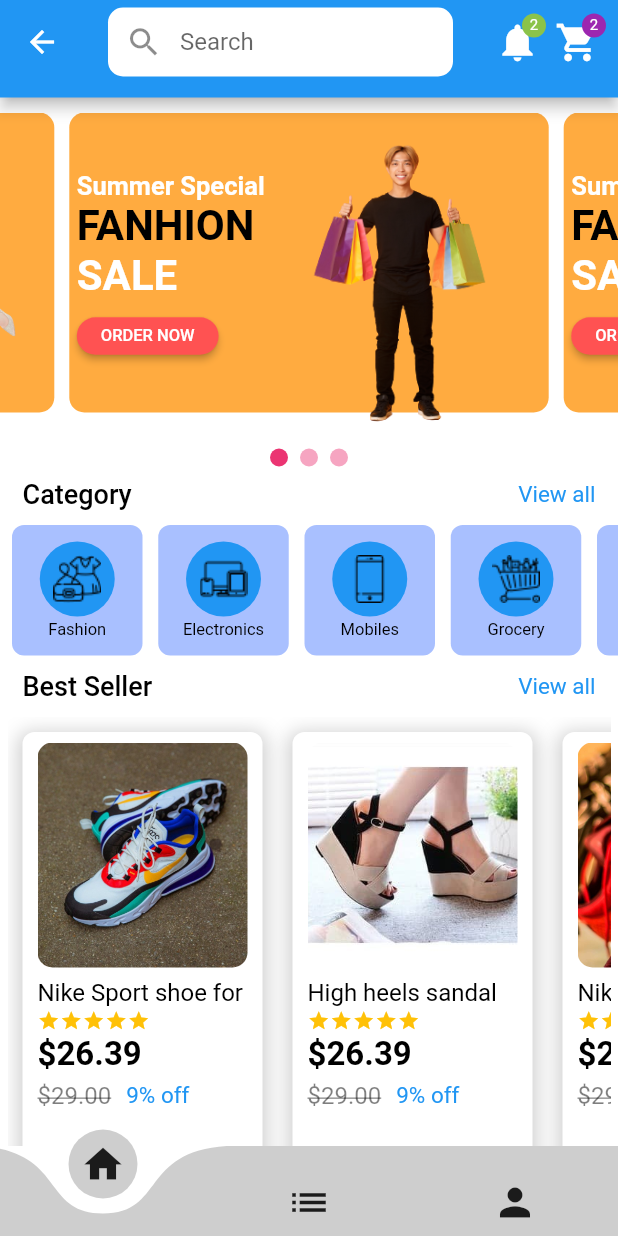
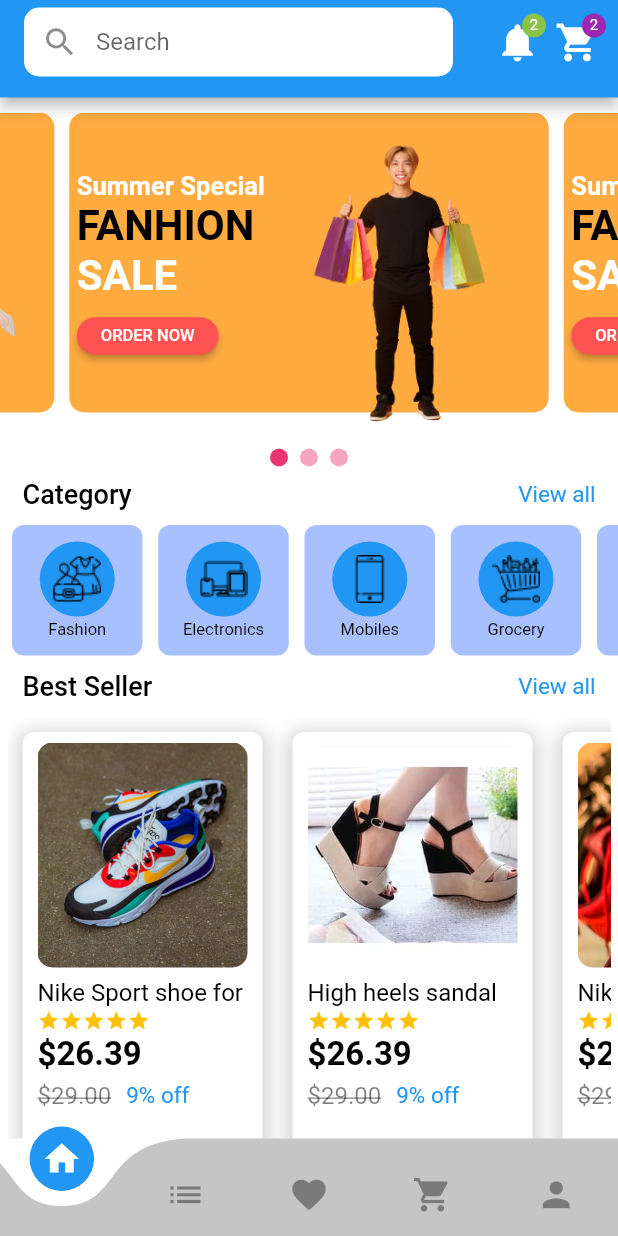
Before and after one commit to Mormputchay/login_main, a Flutter app: the SaleScreen screen opened directly, on a phone screen of 412 x 824 dp. Run offline on Flutter 3.47's test engine with Material 2 defaults, Android fonts, the phone set to English and light mode, and no system bars; drawn by our look-alikes of carousel_slider, curved_navigation_bar, flutter_rating_bar.

Commit message:
update_CurvedNavigationBa

```diff
--- a/lib/homeworsk_stack/sale_screen.dart
+++ b/lib/homeworsk_stack/sale_screen.dart
@@ -15,6 +15,7 @@ class SaleScreen extends StatefulWidget {
 
 class _SaleScreenState extends State<SaleScreen> {
   int _selectedIndex = 0;
+  int selctTab = 0;
   TextEditingController txtSearch = TextEditingController();
   @override
   Widget build(BuildContext context) {
@@ -40,21 +41,30 @@ class _SaleScreenState extends State<SaleScreen> {
         ),
       ),
       bottomNavigationBar: CurvedNavigationBar(
-        color: Colors.grey.withOpacity(0.5),
+        color: Colors.grey.withOpacity(0.6),
         backgroundColor: Colors.white,
         index: _selectedIndex,
-        height: 60,
+        height: 65,
         animationCurve: Curves.easeIn,
         animationDuration: const Duration(microseconds: 400),
-        items: const <Widget>[
-          Icon(Icons.home, size: 30),
-          Icon(Icons.list, size: 30),
-          Icon(Icons.person, size: 30),
+        items: <Widget>[
+          Icon(Icons.home,
+              size: 27, color: (selctTab == 0) ? Colors.white : Colors.black38),
+          Icon(Icons.list,
+              size: 27, color: (selctTab == 1) ? Colors.white : Colors.black38),
+          Icon(Icons.favorite,
+              size: 27, color: (selctTab == 2) ? Colors.white : Colors.black38),
+          Icon(Icons.shopping_cart,
+              size: 27, color: (selctTab == 3) ? Colors.white : Colors.black38),
+          Icon(Icons.person,
+              size: 27, color: (selctTab == 4) ? Colors.white : Colors.black38),
         ],
+        buttonBackgroundColor: Colors.blue,
         onTap: (index) {
           //Handle button tap
           setState(() {
             _selectedIndex = index;
+            selctTab = index;
           });
         },
       ),
--- a/lib/main.dart
+++ b/lib/main.dart
@@ -1,6 +1,6 @@
 import 'package:flutter/material.dart';
 import 'package:flutter/services.dart';
-import 'package:login_main/testings/ListViewbuilder.dart';
+import 'package:login_main/homeworsk_stack/sale_screen.dart';
 
 void main() {
   WidgetsFlutterBinding.ensureInitialized();
@@ -19,7 +19,7 @@ class MyApp extends StatelessWidget {
       theme: ThemeData(
         primarySwatch: Colors.green,
       ),
-      home: const ListViewBuilder(),
+      home: const SaleScreen(),
     );
   }
 }
```
